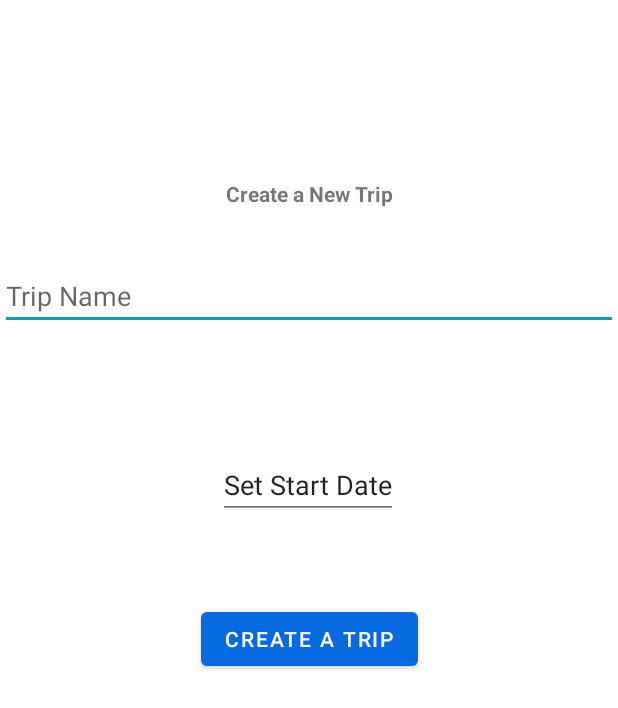
After one commit to divsharma07/Tripfinity, an Android app: the TripCreationActivity screen opened directly, with no data from a screen before it, on a phone screen of 412 x 824 dp. The commit adds this screen. Shown: the top 708 px of the screen. Run offline under Robolectric (Android 15) with nearby library versions, the phone set to English and light mode, and no system bars; our stand-ins replace Firebase (no records; nobody signed in at launch, a user with empty details on screens opened directly).

Commit message:
Trip creation flow added

```diff
--- /dev/null
+++ b/app/src/main/java/com/app/tripfinity/model/Itinerary.java
@@ -0,0 +1,4 @@
+package com.app.tripfinity.model;
+
+public class Itinerary {
+}
--- /dev/null
+++ b/app/src/main/java/com/app/tripfinity/repository/TripCreationRepository.java
@@ -0,0 +1,98 @@
+package com.app.tripfinity.repository;
+
+import android.util.Log;
+
+import androidx.annotation.NonNull;
+import androidx.lifecycle.MutableLiveData;
+
+import com.app.tripfinity.model.Trip;
+
+import com.app.tripfinity.model.User;
+import com.google.android.gms.tasks.OnCompleteListener;
+import com.google.android.gms.tasks.OnFailureListener;
+import com.google.android.gms.tasks.OnSuccessListener;
+import com.google.android.gms.tasks.Task;
+import com.google.firebase.auth.FirebaseAuth;
+import com.google.firebase.firestore.CollectionReference;
+import com.google.firebase.firestore.DocumentReference;
+import com.google.firebase.firestore.DocumentSnapshot;
+import com.google.firebase.firestore.FirebaseFirestore;
+
+import java.text.ParseException;
+import java.text.SimpleDateFormat;
+import java.util.ArrayList;
+import java.util.Date;
+import java.util.List;
+import java.util.Locale;
+
+
+public class TripCreationRepository {
+    private static final String TAG = "TripCreationRepository";
+    public static final String TRIP_COLLECTION = "Trips";
+    public static final String USER_COLLECTION = "Users";
+    private FirebaseAuth firebaseAuth = FirebaseAuth.getInstance();
+    private FirebaseFirestore rootRef = FirebaseFirestore.getInstance();
+    private CollectionReference trips = rootRef.collection(TRIP_COLLECTION);
+    private CollectionReference usersRef = rootRef.collection(USER_COLLECTION);
+
+//    public interface UserCallback {
+//        void onCallback(DocumentReference user);
+//    }
+    public Trip createATrip(String tripName, String startDate, String userId) throws ParseException {
+        SimpleDateFormat formatter = new SimpleDateFormat("yyyy-M-dd", Locale.ENGLISH);
+        Date startDateObj = formatter.parse(startDate);
+        Date endDateObj = startDateObj;
+        List<String> expenses = new ArrayList<>();
+        List<DocumentReference> users = new ArrayList<>();
+
+        users.add(usersRef.document(userId));
+        String itinerary = "Itinerary/IwXG9HvFSkYVjVY41kvG";
+        Log.d(TAG,"user retrieved "+users);
+        Trip trip = new Trip(startDateObj,endDateObj,tripName,false,expenses,users,itinerary);
+
+        return trip;
+    }
+
+
+
+//    private void getUserReference(UserCallback callback,String userId) {
+//        usersRef.document(userId).get().addOnCompleteListener(new OnCompleteListener<DocumentSnapshot>() {
+//            @Override
+//            public void onComplete(@NonNull Task<DocumentSnapshot> task) {
+//
+//                if (task.isSuccessful()) {
+//                    DocumentSnapshot document = task.getResult();
+//                    if (document.exists()) {
+//                        Log.d(TAG, "Document exists!");
+//                        callback.onCallback(document.getReference());
+//                    } else {
+//                        Log.d(TAG, "Document does not exist!");
+//                    }
+//                } else {
+//                    Log.d(TAG, "Failed with: ", task.getException());
+//                }
+//
+//            }
+//        });
+//    }
+
+    public MutableLiveData<Trip> addANewTrip(Trip trip) {
+        MutableLiveData<Trip> newMutableTripLiveData = new MutableLiveData<>();
+        trips.add(trip).addOnSuccessListener(new OnSuccessListener<DocumentReference>() {
+            @Override
+            public void onSuccess(DocumentReference documentReference) {
+                Log.d(TAG, "DocumentSnapshot written with ID: " + documentReference.getId());
+                trip.setTripId(documentReference.getId());
+                newMutableTripLiveData.setValue(trip);
+            }
+        }).addOnFailureListener(new OnFailureListener() {
+            @Override
+            public void onFailure(@NonNull Exception e) {
+                Log.d(TAG, "Error adding document", e);
+            }
+        });
+
+        return newMutableTripLiveData;
+    }
+
+}
--- a/app/src/main/java/com/app/tripfinity/view/AuthActivity.java
+++ b/app/src/main/java/com/app/tripfinity/view/AuthActivity.java
@@ -37,6 +37,7 @@ public class AuthActivity extends AppCompatActivity {
     @Override
     protected void onCreate(Bundle savedInstanceState) {
         super.onCreate(savedInstanceState);
+        Log.d("AuthActivity ","AuthActivity launched!!!");
         setContentView(R.layout.activity_login);
 
         AppCompatDelegate.setDefaultNightMode(AppCompatDelegate.MODE_NIGHT_NO);
--- /dev/null
+++ b/app/src/main/java/com/app/tripfinity/view/TripCreationActivity.java
@@ -0,0 +1,85 @@
+package com.app.tripfinity.view;
+
+import androidx.appcompat.app.AppCompatActivity;
+import androidx.lifecycle.ViewModelProvider;
+
+import android.app.DatePickerDialog;
+import android.os.Bundle;
+import android.util.Log;
+import android.view.View;
+
+import android.widget.Button;
+import android.widget.EditText;
+
+import com.app.tripfinity.R;
+import com.app.tripfinity.viewmodel.AuthViewModel;
+import com.app.tripfinity.viewmodel.TripCreationViewModel;
+
+import java.text.ParseException;
+import java.util.Calendar;
+import java.util.Date;
+
+public class TripCreationActivity extends AppCompatActivity {
+    private static final String TAG = "TripCreationActivity";
+    private String userId = "abc@gmail.com";
+    TripCreationViewModel tripCreationViewModel;
+
+    private void initTripCreationViewModel() {
+        tripCreationViewModel = new ViewModelProvider(this).get(TripCreationViewModel.class);
+    }
+    @Override
+    protected void onCreate(Bundle savedInstanceState) {
+        super.onCreate(savedInstanceState);
+        setContentView(R.layout.activity_trip_creation2);
+        initTripCreationViewModel();
+        // take trip name from the user
+        EditText tripNameInput = findViewById(R.id.tripName);
+        // take start date from the user
+
+        EditText startDate = findViewById(R.id.startDateButton);
+
+        Button createTrip = findViewById(R.id.createTrip);
+        startDate.setOnClickListener(new View.OnClickListener() {
+            @Override
+            public void onClick(View v) {
+                final Calendar calendar = Calendar.getInstance();
+                int day = calendar.get(Calendar.DAY_OF_MONTH);
+                int month = calendar.get(Calendar.MONTH);
+                int year = calendar.get(Calendar.YEAR);
+                DatePickerDialog datePickerDialog = new DatePickerDialog(TripCreationActivity.this,
+                        (view, year1, monthOfYear, dayOfMonth) -> {
+                            Date dateFromUser = new Date();
+                            // set day of month , month and year value in the edit text
+                            startDate.setText(new StringBuilder().append( year1 ).append( "-" )
+                                    .append( monthOfYear+1 ).append( "-" ).append( dayOfMonth ));
+
+                        }, year, month, day);
+                datePickerDialog.show();
+            }
+
+        });
+
+        createTrip.setOnClickListener(new View.OnClickListener() {
+            @Override
+            public void onClick(View v) {
+                // all data from the user is there now
+                if (tripNameInput.getText().toString().trim().length() > 0 &&
+                        startDate.getText().toString().trim().length() > 0) {
+                    Log.d(TAG,"Trip Name given: "+tripNameInput.getText().toString());
+                    Log.d(TAG,"Start Date given: "+startDate.getText().toString());
+                    // create a new trip and save in fireStore
+                    // need to user view model methods for this
+                    try {
+                        tripCreationViewModel.createNewTrip(tripNameInput.getText().toString(),
+                                startDate.getText().toString(),userId);
+                    } catch (ParseException e) {
+                        e.printStackTrace();
+                    }
+
+
+                }
+            }
+        });
+
+    }
+}
--- /dev/null
+++ b/app/src/main/java/com/app/tripfinity/viewmodel/TripCreationViewModel.java
@@ -0,0 +1,41 @@
+package com.app.tripfinity.viewmodel;
+
+import android.app.Application;
+
+import androidx.annotation.NonNull;
+import androidx.lifecycle.AndroidViewModel;
+import androidx.lifecycle.LiveData;
+
+import com.app.tripfinity.model.Trip;
+import com.app.tripfinity.model.User;
+import com.app.tripfinity.repository.TripCreationRepository;
+
+import java.text.ParseException;
+import java.text.SimpleDateFormat;
+import java.util.ArrayList;
+import java.util.Date;
+import java.util.List;
+import java.util.Locale;
+
+public class TripCreationViewModel extends AndroidViewModel {
+    TripCreationRepository tripCreationRepository;
+
+
+    LiveData<Trip> createdTripLiveData;
+    public TripCreationViewModel(@NonNull Application application) {
+        super(application);
+        tripCreationRepository = new TripCreationRepository();
+    }
+
+    public LiveData<Trip> getCreatedTripLiveData() {
+        return createdTripLiveData;
+    }
+
+    // create new trip for a user
+    // add the created trip id to the users trip list
+    public void createNewTrip(String tripName, String startDate, String userId) throws ParseException {
+        Trip trip = tripCreationRepository.createATrip(tripName,startDate,userId);
+        createdTripLiveData = tripCreationRepository.addANewTrip(trip);
+    }
+
+}
--- /dev/null
+++ b/app/src/main/res/layout/activity_trip_creation2.xml
@@ -0,0 +1,56 @@
+<?xml version="1.0" encoding="utf-8"?>
+<androidx.constraintlayout.widget.ConstraintLayout xmlns:android="http://schemas.android.com/apk/res/android"
+    xmlns:app="http://schemas.android.com/apk/res-auto"
+    xmlns:tools="http://schemas.android.com/tools"
+    android:layout_width="match_parent"
+    android:layout_height="match_parent"
+    tools:context=".view.TripCreationActivity">
+
+    <TextView
+        android:id="@+id/textView"
+        android:layout_width="match_parent"
+        android:layout_height="wrap_content"
+        android:text="Create a New Trip"
+        android:textAlignment="center"
+        android:textStyle="bold"
+        app:layout_constraintBottom_toBottomOf="parent"
+        app:layout_constraintTop_toTopOf="parent"
+        app:layout_constraintVertical_bias="0.148"
+        tools:layout_editor_absoluteX="0dp" />
+
+    <EditText
+        android:id="@+id/tripName"
+        android:layout_width="match_parent"
+        android:layout_height="wrap_content"
+        android:hint="Trip Name"
+        android:layout_marginTop="36dp"
+        app:layout_constraintEnd_toEndOf="parent"
+        app:layout_constraintHorizontal_bias="0.498"
+        app:layout_constraintStart_toStartOf="parent"
+        app:layout_constraintTop_toBottomOf="@+id/textView" />
+
+    <EditText
+        android:id="@+id/startDateButton"
+        android:layout_width="wrap_content"
+        android:layout_height="wrap_content"
+        android:text="Set Start Date"
+        app:layout_constraintBottom_toBottomOf="parent"
+        app:layout_constraintEnd_toEndOf="parent"
+        app:layout_constraintHorizontal_bias="0.498"
+        app:layout_constraintStart_toStartOf="parent"
+        app:layout_constraintTop_toBottomOf="@+id/tripName"
+        app:layout_constraintVertical_bias="0.144" />
+
+    <Button
+        android:id="@+id/createTrip"
+        android:layout_width="wrap_content"
+        android:layout_height="wrap_content"
+        android:text="Create A Trip"
+        app:layout_constraintBottom_toBottomOf="parent"
+        app:layout_constraintEnd_toEndOf="parent"
+        app:layout_constraintStart_toStartOf="parent"
+        app:layout_constraintTop_toBottomOf="@+id/startDateButton"
+        app:layout_constraintVertical_bias="0.13" />
+
+
+</androidx.constraintlayout.widget.ConstraintLayout>
```
Also changed, not shown: app/src/main/AndroidManifest.xml (+26 -17 lines), app/src/main/java/com/app/tripfinity/model/Trip.java (added, +72 -0 lines), app/src/main/java/com/app/tripfinity/repository/TripRepository.java (added, +47 -0 lines), app/src/main/java/com/app/tripfinity/view/MainActivity.java (+14 -0 lines), app/src/main/res/layout/activity_main.xml (+10 -0 lines).
